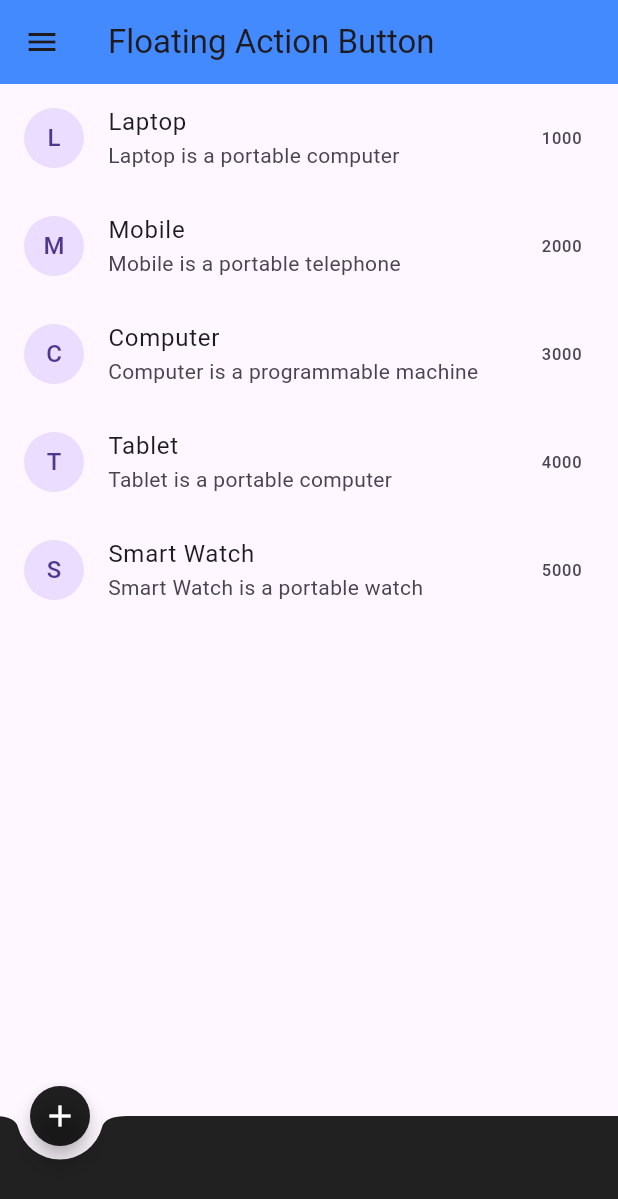
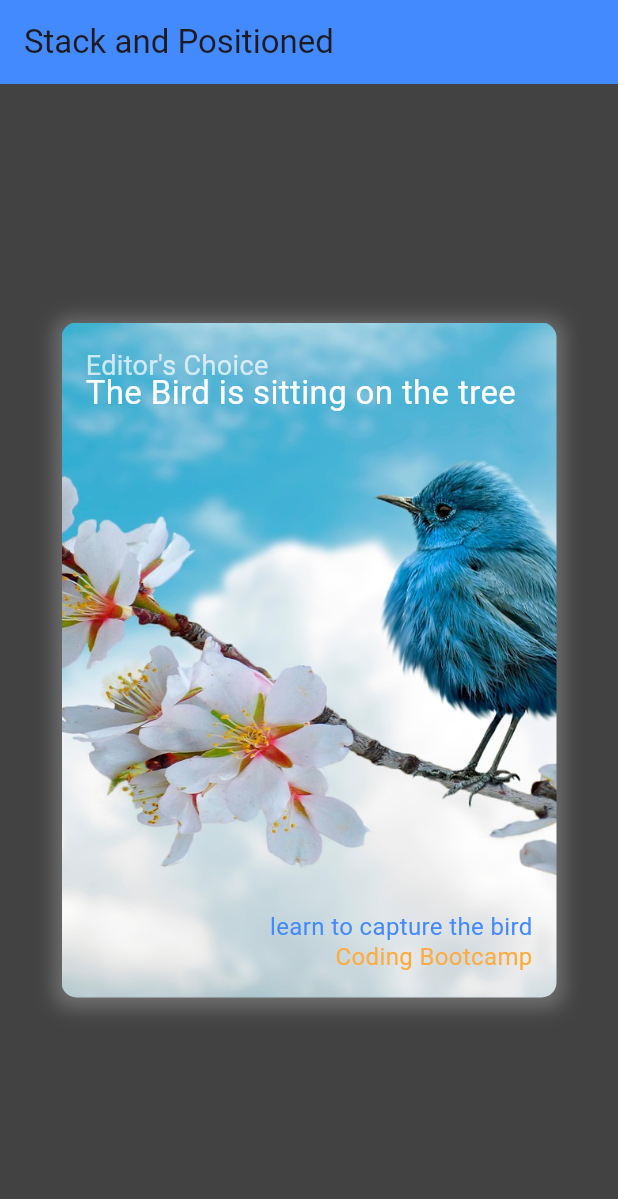
Before and after one commit to bipulhstu/flutter_practice, a Flutter app: the screen it shows after launch, on a phone screen of 412 x 824 dp. Shown: the top 1199 px of the screen. Run offline on Flutter 3.47's test engine with Material 3 defaults, Android fonts, the phone set to English and light mode, and no system bars; our stand-ins replace font_awesome_flutter.

Commit message:
learned about stack and positioned

```diff
--- a/lib/main.dart
+++ b/lib/main.dart
@@ -8,6 +8,7 @@ import 'package:hello_world/screens/ListView.dart';
 import 'package:hello_world/screens/ListViewBuilder.dart';
 import 'package:hello_world/screens/RowColumn.dart';
 import 'package:hello_world/screens/Screen1.dart';
+import 'package:hello_world/screens/Stack&Positioned2.dart';
 import 'screens/Screen2.dart';
 import 'screens/ImageScreen.dart';
 import 'screens/NavigationDrawer.dart';
@@ -24,7 +25,7 @@ class MyApp extends StatelessWidget {
       title: "My Flutter App", // Title of the app
         themeMode: ThemeMode.system,
       debugShowCheckedModeBanner: false,
-      home: Floatingactionbutton()
+      home: StackPositioned2()
     );
   }
 }
--- /dev/null
+++ b/lib/screens/Stack&Positioned2.dart
@@ -0,0 +1,72 @@
+import 'package:flutter/material.dart';
+
+class StackPositioned2 extends StatelessWidget {
+  const StackPositioned2({super.key});
+
+  @override
+  Widget build(BuildContext context) {
+    return Scaffold(
+      appBar: AppBar(
+        title: Text("Stack and Positioned"),
+        backgroundColor: Colors.blueAccent,
+      ),
+      backgroundColor: Colors.grey.shade800,
+      body: Center(
+        child: Container(
+          padding: const EdgeInsets.all(16),
+          constraints: const BoxConstraints.expand(width: 330, height: 450),
+          decoration: const BoxDecoration(
+            boxShadow: [
+              BoxShadow(
+                color: Colors.white24,
+                offset: Offset(0, 2),
+                spreadRadius: 5,
+                blurRadius: 10,
+              ),
+            ],
+            image: DecorationImage(
+              image: AssetImage("images/bird.jpg"),
+              fit: BoxFit.cover,
+            ),
+            borderRadius: BorderRadius.all(Radius.circular(10.0)),
+          ),
+
+          child: Stack(
+            children: [
+              Text(
+                "Editor's Choice",
+                style: TextStyle(color: Colors.white70, fontSize: 18),
+              ),
+
+              Positioned(
+                top: 15.0,
+                child: Text(
+                  "The Bird is sitting on the tree",
+                  style: TextStyle(color: Colors.white, fontSize: 22),
+                ),
+              ),
+
+              Positioned(
+                right: 0,
+                bottom: 20.0,
+                child: Text(
+                  "learn to capture the bird",
+                  style: TextStyle(color: Colors.blueAccent, fontSize: 16),
+                ),
+              ),
+
+              Positioned(
+                bottom: 0.0,
+                right: 0.0,
+                child: Text(
+                  "Coding Bootcamp",
+                  style: TextStyle(color: Colors.orangeAccent, fontSize: 16),
+                ),
+              ),
+            ],
+          ),
+        ),
+      ),
+    );
+  }
+}
```
Also changed, not shown: lib/screens/Stack&Positioned.dart (added, +48 -0 lines).
